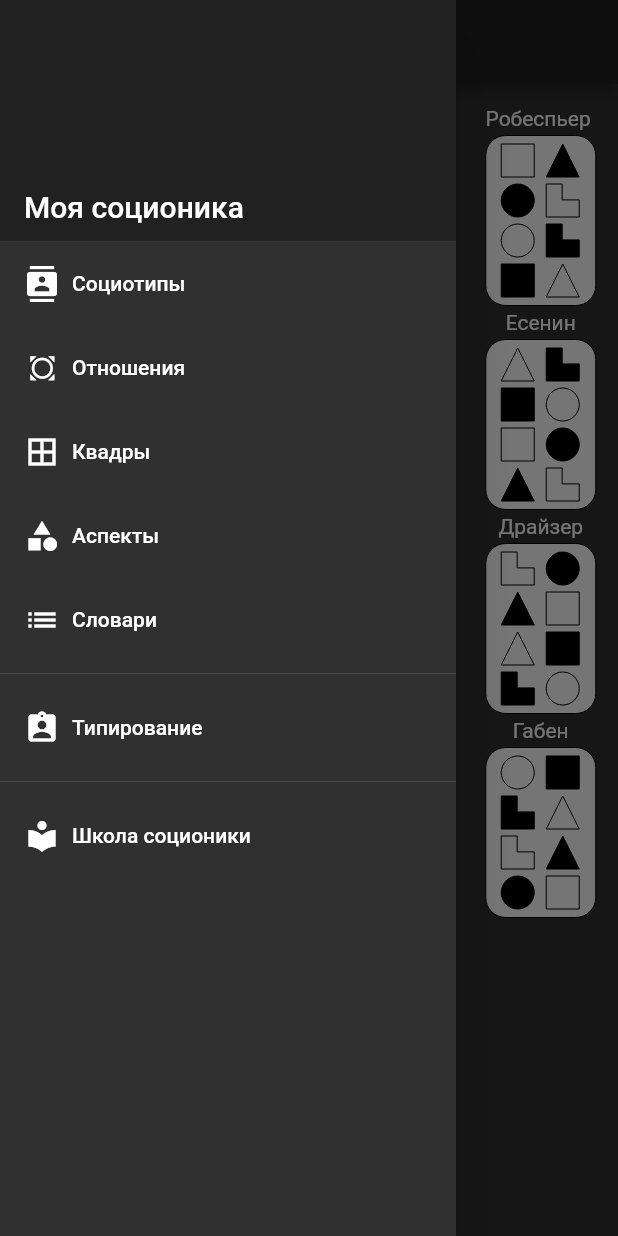
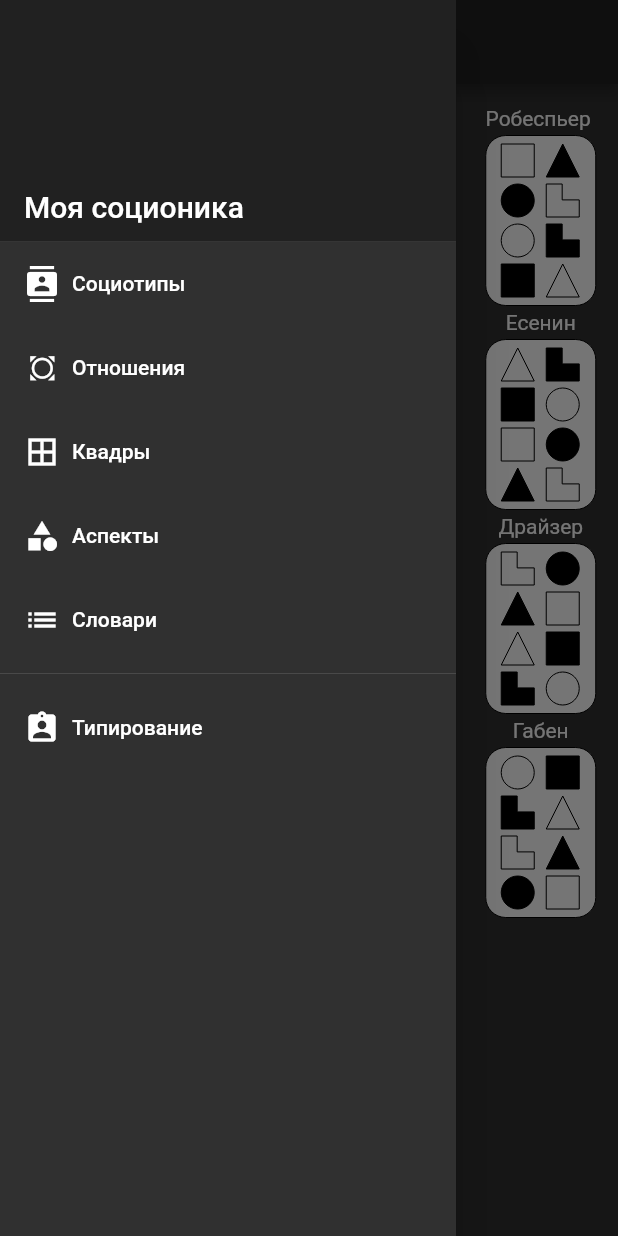
Before and after one commit to gritzfar/socionic, a Flutter app: the screen it shows after launch, with the side drawer open, on a phone screen of 412 x 824 dp. Run offline on Flutter 3.47's test engine with Material 2 defaults, Android fonts, the phone set to English and light mode, and no system bars; our stand-ins replace flutter_svg.

Commit message:
Add sematicLabel

```diff
--- a/lib/appDrawer.dart
+++ b/lib/appDrawer.dart
@@ -55,10 +55,11 @@ class AppDrawer extends StatelessWidget {
             text: 'Типирование',
             onTap: () => Navigator.popAndPushNamed(context, AspectCalculationPage.routeName),
           ),
-          Divider(),
-          _createDrawerItem(icon: Icons.local_library, text: 'Школа соционики', onTap: () => {}
-              //Navigator.pushReplacementNamed(context, QuadratesPage.routeName),
-              ),
+//TODO
+//          Divider(),
+//          _createDrawerItem(icon: Icons.local_library, text: 'Школа соционики', onTap: () => {}
+//              //Navigator.pushReplacementNamed(context, QuadratesPage.routeName),
+//              ),
         ],
       ),
     );
@@ -68,7 +69,7 @@ class AppDrawer extends StatelessWidget {
     return ListTile(
       title: Row(
         children: <Widget>[
-          Icon(icon),
+          Icon(icon, semanticLabel: text),
           Padding(
             padding: EdgeInsets.only(left: 8.0),
             child: Text(text),
--- a/lib/appLocalizations.dart
+++ b/lib/appLocalizations.dart
@@ -38,9 +38,9 @@ class _AppLocalizationDelegate extends LocalizationsDelegate<AppLocalizations> {
 
   @override
   bool isSupported(Locale locale) {
-    //return ["ru", "de"].contains(locale.languageCode);
+    return ["ru", "de"].contains(locale.languageCode);
 
-    return true;
+    //return true;
   }
 
   @override
--- a/lib/main.dart
+++ b/lib/main.dart
@@ -1,5 +1,7 @@
 import 'package:flutter/material.dart';
+import 'package:flutter_localizations/flutter_localizations.dart';
 
+import 'appLocalizations.dart';
 import 'aspectCalulationPage.dart';
 import 'aspectsPage.dart';
 import 'quadratesPage.dart';
@@ -43,21 +45,21 @@ class _MySocionicAppState extends State<MySocionicApp> {
     return MaterialApp(
       title: "Моя соционика",
       theme: ThemeData.dark(),
-//      supportedLocales: [
-//        Locale('ru', 'RU'),
-//        //Locale('de', 'DE'),
-//        //Locale('de', 'US'),
-//      ],
-//      localizationsDelegates: [AppLocalizations.delegate, GlobalMaterialLocalizations.delegate, GlobalWidgetsLocalizations.delegate],
-//      localeResolutionCallback: (locale, supportedLocals) {
-//        for (var supportedLocale in supportedLocals) {
-//          if (supportedLocale.languageCode == locale.languageCode && supportedLocale.countryCode == locale.countryCode) {
-//            return supportedLocale;
-//          }
-//        }
-//
-//        return supportedLocals.first;
-//      },
+      supportedLocales: [
+        Locale('ru', 'RU'),
+        //Locale('de', 'DE'),
+        //Locale('de', 'US'),
+      ],
+      localizationsDelegates: [AppLocalizations.delegate, GlobalMaterialLocalizations.delegate, GlobalWidgetsLocalizations.delegate],
+      localeResolutionCallback: (locale, supportedLocals) {
+        for (var supportedLocale in supportedLocals) {
+          if (supportedLocale.languageCode == locale.languageCode && supportedLocale.countryCode == locale.countryCode) {
+            return supportedLocale;
+          }
+        }
+
+        return supportedLocals.first;
+      },
       initialRoute: TypesPage.routeName,
       routes: {
         TypesPage.routeName: (BuildContext context) => TypesPage(),
--- a/lib/relationsPage.dart
+++ b/lib/relationsPage.dart
@@ -93,7 +93,7 @@ class RelationsPageState extends State<RelationsPage> {
                     overflow: TextOverflow.ellipsis,
                   )),
                   InkWell(
-                      child: SvgPicture.asset(types[i].svg, height: 120),
+                      child: SvgPicture.asset(types[i].svg, height: 120, semanticsLabel: types[i].shortName,),
                       //width: 120,
                       onTap: () {
                         Navigator.of(context).push(getTypeRelationsPage(types[i], false));
@@ -129,18 +129,21 @@ class StarRating extends StatelessWidget {
         Icons.star_border,
         size: this.size,
         color: Theme.of(context).backgroundColor,
+        semanticLabel: "Качество",
       );
     } else if (index > rating - 1 && index < rating) {
       icon = new Icon(
         Icons.star_half,
         size: this.size,
         color: color ?? Theme.of(context).buttonColor,
+        semanticLabel: "Качество",
       );
     } else {
       icon = new Icon(
         Icons.star,
         size: this.size,
         color: color ?? Theme.of(context).buttonColor,
+        semanticLabel: "Качество",
       );
     }
     return new InkResponse(
--- a/lib/typeHero.dart
+++ b/lib/typeHero.dart
@@ -24,7 +24,7 @@ class TypeHero extends StatelessWidget {
       tag: typeDesc.tag,
       child: Material(
         color: Colors.transparent,
-        child: InkWell(onTap: onTap, child: SvgPicture.asset(typeDesc.svg, width: width, height: height)),
+        child: InkWell(onTap: onTap, child: SvgPicture.asset(typeDesc.svg, width: width, height: height, semanticsLabel: typeDesc.shortName,)),
       ),
     );
   }
```
